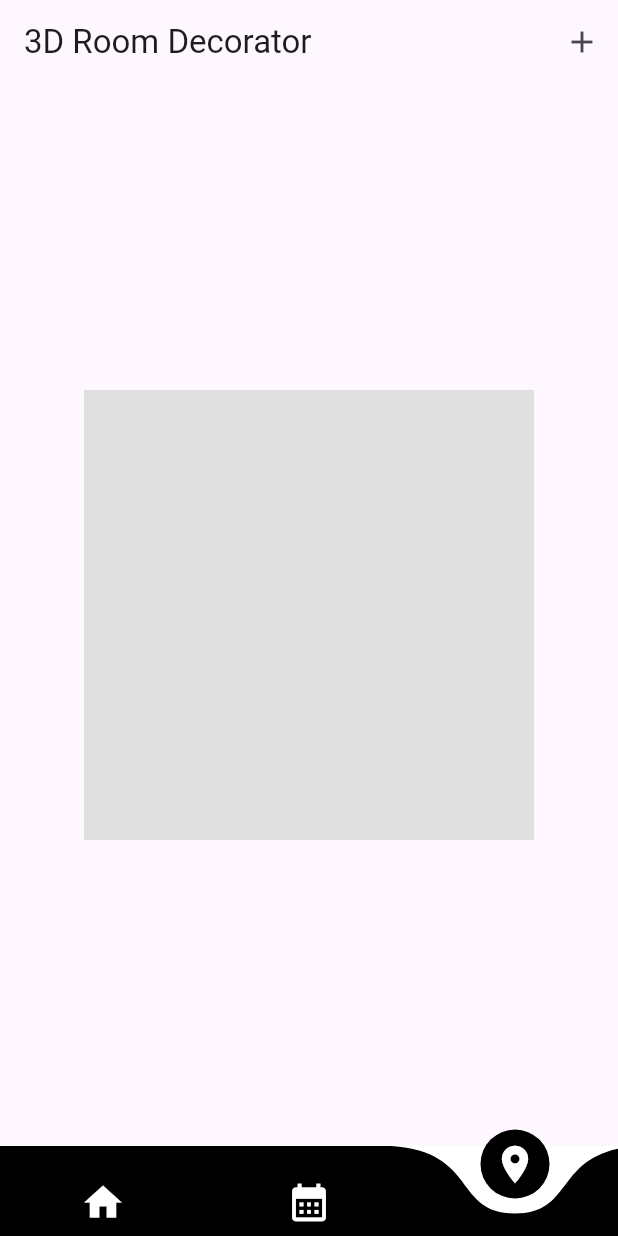
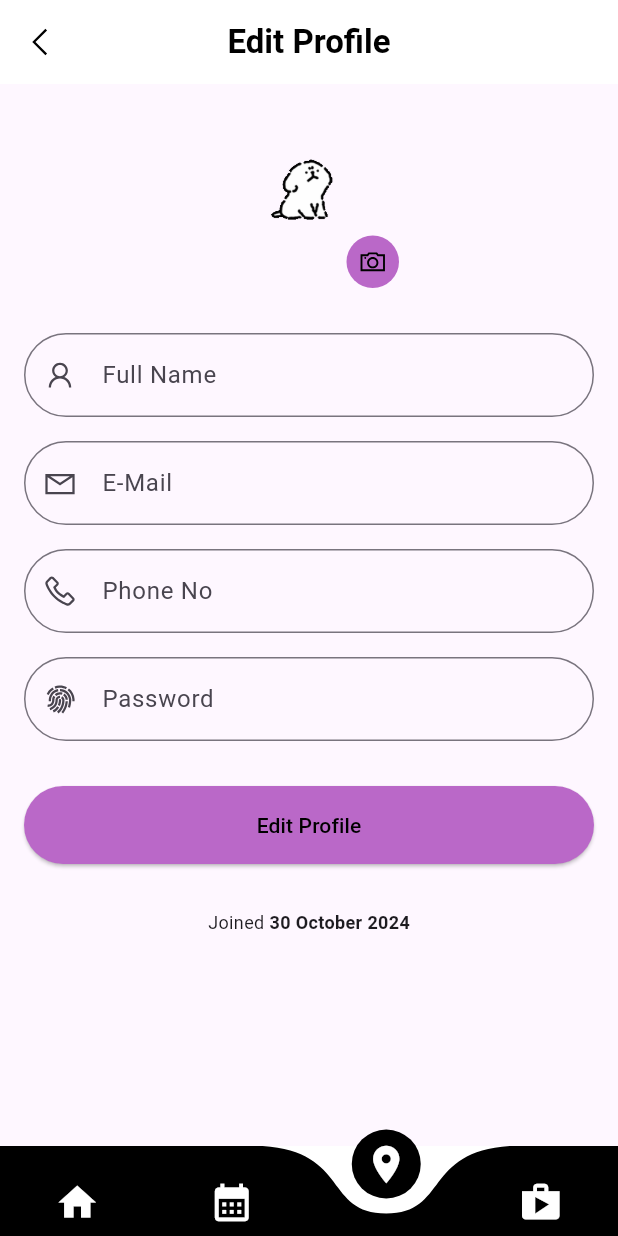
Before and after one commit to legendarycoconutkai/hackathon_x_project, a Flutter app: the screen it shows after launch, item 3 of the bottom bar chosen, on a phone screen of 412 x 824 dp. Run offline on Flutter 3.47's test engine with Material 3 defaults, Android fonts, the phone set to English and light mode, and no system bars; drawn by our look-alikes of curved_navigation_bar; our stand-ins replace flutter_dotenv, get, google_generative_ai, line_awesome_flutter, sliding_up_panel, table_calendar.

```diff
--- a/lib/frame.dart
+++ b/lib/frame.dart
@@ -2,7 +2,8 @@ import 'package:flutter/material.dart';
 import 'package:curved_navigation_bar/curved_navigation_bar.dart';
 import 'package:hackathon_x_project/page/home.dart';
 import 'package:hackathon_x_project/page/newcalendar.dart';
-import 'package:hackathon_x_project/page/test.dart';
+import 'package:hackathon_x_project/page/profile.dart';
+import 'package:hackathon_x_project/page/shop.dart';
 
 class Frame extends StatefulWidget {
   const Frame({super.key});
@@ -18,7 +19,8 @@ class _FrameState extends State<Frame> {
   final pages = [
     const Home(),
     const Newcalendar(),
-    const Room3DDecorator(),
+    const Profile(),
+    const Shop(),
   ];
 
   @override
@@ -32,6 +34,7 @@ class _FrameState extends State<Frame> {
           Icon(Icons.home, size: 30, color: Colors.white),
           Icon(Icons.calendar_month, size: 30, color: Colors.white),
           Icon(Icons.room, size: 30, color: Colors.white),
+          Icon(Icons.shop, size: 30, color: Colors.white),
         ],
         color: Colors.black,
         buttonBackgroundColor: Colors.black,
--- /dev/null
+++ b/lib/page/profile.dart
@@ -0,0 +1,152 @@
+import 'package:flutter/material.dart';
+import 'package:line_awesome_flutter/line_awesome_flutter.dart';
+import 'package:get/get.dart';
+
+class Profile extends StatelessWidget {
+  const Profile({super.key});
+
+  @override
+  Widget build(BuildContext context) {
+    return Scaffold(
+      appBar: AppBar(
+        backgroundColor: Colors.white,
+        elevation: 0,
+        leading: IconButton(
+          onPressed: () => Get.back(),
+          icon: const Icon(LineAwesomeIcons.angle_left_solid, color: Colors.black),
+        ),
+        title: const Text(
+          "Edit Profile",
+          style: TextStyle(color: Colors.black, fontWeight: FontWeight.bold),
+        ),
+        centerTitle: true,
+      ),
+      body: SingleChildScrollView(
+        child: Padding(
+          padding: const EdgeInsets.all(16.0),
+          child: Column(
+            children: [
+              // -- Profile Image
+              Stack(
+                children: [
+                  SizedBox(
+                    width: 120,
+                    height: 120,
+                    child: ClipRRect(
+                      borderRadius: BorderRadius.circular(100),
+                      child: const Image(
+                        image: AssetImage('assets/gif/dog1.gif'), // Replace with asset path
+                        fit: BoxFit.cover,
+                      ),
+                    ),
+                  ),
+                  Positioned(
+                    bottom: 0,
+                    right: 0,
+                    child: Container(
+                      width: 35,
+                      height: 35,
+                      decoration: BoxDecoration(
+                        color: Colors.purple[300],
+                        borderRadius: BorderRadius.circular(100),
+                      ),
+                      child: const Icon(
+                        LineAwesomeIcons.camera_solid,
+                        color: Colors.black,
+                        size: 20,
+                      ),
+                    ),
+                  ),
+                ],
+              ),
+              const SizedBox(height: 30),
+
+              // -- Form Fields
+              Form(
+                child: Column(
+                  children: [
+                    _buildTextField(
+                      label: 'Full Name',
+                      icon: LineAwesomeIcons.user,
+                    ),
+                    const SizedBox(height: 16),
+                    _buildTextField(
+                      label: 'E-Mail',
+                      icon: LineAwesomeIcons.envelope,
+                    ),
+                    const SizedBox(height: 16),
+                    _buildTextField(
+                      label: 'Phone No',
+                      icon: LineAwesomeIcons.phone_solid,
+                    ),
+                    const SizedBox(height: 16),
+                    _buildTextField(
+                      label: 'Password',
+                      icon: LineAwesomeIcons.fingerprint_solid,
+                      obscureText: true,
+                    ),
+                    const SizedBox(height: 30),
+
+                    // -- Profile Button
+                    SizedBox(
+                      width: double.infinity,
+                      child: ElevatedButton(
+                        onPressed: () {
+                          // Handle Save Logic
+                        },
+                        style: ElevatedButton.styleFrom(
+                          backgroundColor: Colors.purple[300],
+                          shape: const StadiumBorder(),
+                          padding: const EdgeInsets.symmetric(vertical: 16),
+                        ),
+                        child: const Text(
+                          'Edit Profile',
+                          style: TextStyle(color: Colors.black),
+                        ),
+                      ),
+                    ),
+                    const SizedBox(height: 30),
+
+                    // -- Joined Date Display
+                    const Text.rich(
+                      TextSpan(
+                        text: 'Joined ',
+                        style: TextStyle(fontSize: 12),
+                        children: [
+                          TextSpan(
+                            text: '30 October 2024',
+                            style: TextStyle(fontWeight: FontWeight.bold),
+                          ),
+                        ],
+                      ),
+                    ),
+                  ],
+                ),
+              ),
+            ],
+          ),
+        ),
+      ),
+    );
+  }
+
+  // Text fields
+  Widget _buildTextField({
+    required String label,
+    required IconData icon,
+    bool obscureText = false,
+  }) {
+    return TextFormField(
+      obscureText: obscureText,
+      decoration: InputDecoration(
+        labelText: label,
+        prefixIcon: Icon(icon),
+        border: OutlineInputBorder(
+          borderRadius: BorderRadius.circular(50),
+          borderSide: const BorderSide(color: Colors.grey),
+        ),
+        contentPadding: const EdgeInsets.symmetric(vertical: 16, horizontal: 20),
+      ),
+    );
+  }
+}
--- a/lib/page/test.dart
+++ /dev/null
@@ -1,197 +0,0 @@
-import 'package:flutter/material.dart';
-import 'package:vector_math/vector_math.dart' as vector_math;
-
-class Room3DDecorator extends StatefulWidget {
-  const Room3DDecorator({super.key});
-
-  @override
-  _Room3DDecoratorState createState() => _Room3DDecoratorState();
-}
-
-class _Room3DDecoratorState extends State<Room3DDecorator> {
-  double _rotationX = 0;
-  double _rotationY = 0;
-  final List<Furniture> _furniture = [];
-
-  @override
-  Widget build(BuildContext context) {
-    return Scaffold(
-      appBar: AppBar(
-        title: const Text('3D Room Decorator'),
-        actions: [
-          IconButton(
-            icon: const Icon(Icons.add),
-            onPressed: _showFurnitureDialog,
-          ),
-        ],
-      ),
-      body: GestureDetector(
-        onPanUpdate: (details) {
-          setState(() {
-            _rotationY += details.delta.dx * 0.01;
-            _rotationX += details.delta.dy * 0.01;
-          });
-        },
-        child: Center(
-          child: Transform(
-            transform: Matrix4.identity()
-              ..setEntry(3, 2, 0.001)
-              ..rotateX(_rotationX)
-              ..rotateY(_rotationY),
-            alignment: Alignment.center,
-            child: SizedBox(
-              width: 300,
-              height: 300,
-              child: Stack(
-                children: [
-                  // Room walls
-                  _buildWall(
-                    color: Colors.grey[300]!,
-                    transform: Matrix4.identity(),
-                  ),
-                  _buildWall(
-                    color: Colors.grey[400]!,
-                    transform: Matrix4.rotationY(vector_math.radians(90)),
-                  ),
-                  _buildWall(
-                    color: Colors.grey[200]!,
-                    transform: Matrix4.rotationX(vector_math.radians(90)),
-                  ),
-
-                  // Furniture
-                  ..._furniture.map((furniture) => _buildFurniture(furniture)),
-                ],
-              ),
-            ),
-          ),
-        ),
-      ),
-    );
-  }
-
-  Widget _buildWall({
-    required Color color,
-    required Matrix4 transform,
-  }) {
-    return Transform(
-      transform: transform,
-      alignment: Alignment.center,
-      child: Container(
-        width: 300,
-        height: 300,
-        color: color,
-      ),
-    );
-  }
-
-  Widget _buildFurniture(Furniture furniture) {
-    return Positioned(
-      left: furniture.position.dx,
-      top: furniture.position.dy,
-      child: GestureDetector(
-        onPanUpdate: (details) {
-          setState(() {
-            furniture.position += details.delta;
-          });
-        },
-        child: Transform(
-          transform: Matrix4.rotationZ(furniture.rotation),
-          alignment: Alignment.center,
-          child: Container(
-            width: furniture.size.width,
-            height: furniture.size.height,
-            decoration: BoxDecoration(
-              color: furniture.color,
-              borderRadius: BorderRadius.circular(8),
-            ),
-          ),
-        ),
-      ),
-    );
-  }
-
-  void _showFurnitureDialog() {
-    showDialog(
-      context: context,
-      builder: (context) {
-        return AlertDialog(
-          title: const Text('Add Furniture'),
-          content: Column(
-            mainAxisSize: MainAxisSize.min,
-            children: [
-              ListTile(
-                title: const Text('Table'),
-                onTap: () {
-                  setState(() {
-                    _furniture.add(
-                      Furniture(
-                        type: FurnitureType.table,
-                        position: const Offset(100, 100),
-                        size: const Size(60, 40),
-                        color: Colors.brown,
-                      ),
-                    );
-                  });
-                  Navigator.pop(context);
-                },
-              ),
-              ListTile(
-                title: const Text('Chair'),
-                onTap: () {
-                  setState(() {
-                    _furniture.add(
-                      Furniture(
-                        type: FurnitureType.chair,
-                        position: const Offset(150, 150),
-                        size: const Size(30, 30),
-                        color: Colors.brown[700]!,
-                      ),
-                    );
-                  });
-                  Navigator.pop(context);
-                },
-              ),
-              ListTile(
-                title: const Text('Bed'),
-                onTap: () {
-                  setState(() {
-                    _furniture.add(
-                      Furniture(
-                        type: FurnitureType.bed,
-                        position: const Offset(50, 50),
-                        size: const Size(100, 180),
-                        color: Colors.blue[200]!,
-                      ),
-                    );
-                  });
-                  Navigator.pop(context);
-                },
-              ),
-            ],
-          ),
-        );
-      },
-    );
-  }
-}
-
-class Furniture {
-  final FurnitureType type;
-  Offset position;
-  final Size size;
-  final Color color;
-  double rotation = 0;
-
-  Furniture({
-    required this.type,
-    required this.position,
-    required this.size,
-    required this.color,
-  });
-}
-
-enum FurnitureType {
-  table,
-  chair,
-  bed,
-}
--- a/pubspec.yaml
+++ b/pubspec.yaml
@@ -42,6 +42,8 @@ dependencies:
   flutter_dotenv: ^5.2.1
   google_generative_ai: ^0.4.6
   gif: ^2.3.0
+  line_awesome_flutter: ^3.0.1
+  get: ^4.6.6
 
 
 dev_dependencies:
```
Also changed, not shown: lib/page/shop.dart (added, +50 -0 lines), pubspec.lock.
